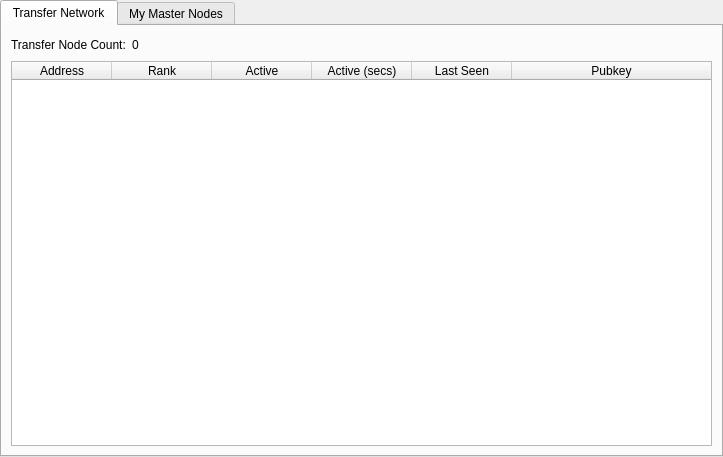
Before: the Qt Designer form src/qt/forms/masternodemanager.ui in transferdev/Transfercoin, drawn with Qt 5.
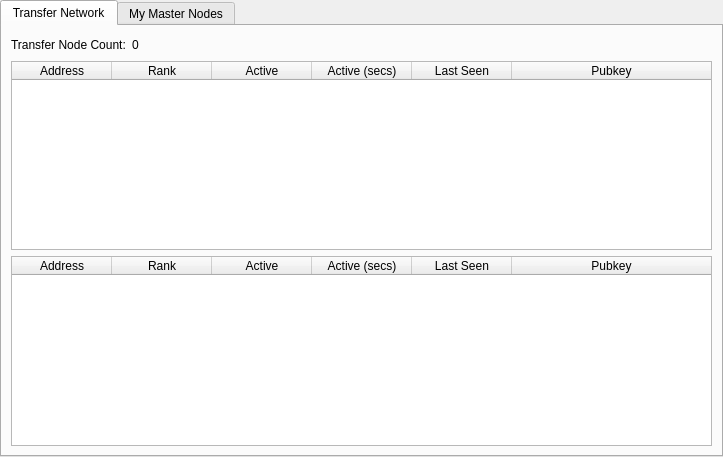
After: the same form once the commit is applied. The open tabs and pages were chosen to show the change.

```diff
--- a/src/qt/forms/masternodemanager.ui
+++ b/src/qt/forms/masternodemanager.ui
@@ -90,6 +90,55 @@
            </column>
           </widget>
          </item>
+         <item row="2" column="0">
+          <widget class="QTableWidget" name="tableWidget_3">
+           <property name="editTriggers">
+            <set>QAbstractItemView::NoEditTriggers</set>
+           </property>
+           <property name="alternatingRowColors">
+            <bool>true</bool>
+           </property>
+           <property name="selectionBehavior">
+            <enum>QAbstractItemView::SelectRows</enum>
+           </property>
+           <property name="sortingEnabled">
+            <bool>true</bool>
+           </property>
+           <attribute name="horizontalHeaderStretchLastSection">
+            <bool>true</bool>
+           </attribute>
+           <column>
+            <property name="text">
+             <string>Address</string>
+            </property>
+           </column>
+           <column>
+            <property name="text">
+             <string>Rank</string>
+            </property>
+           </column>
+           <column>
+            <property name="text">
+             <string>Active</string>
+            </property>
+           </column>
+           <column>
+            <property name="text">
+             <string>Active (secs)</string>
+            </property>
+           </column>
+           <column>
+            <property name="text">
+             <string>Last Seen</string>
+            </property>
+           </column>
+           <column>
+            <property name="text">
+             <string>Pubkey</string>
+            </property>
+           </column>
+          </widget>
+         </item>
          <item row="0" column="0">
           <layout class="QHBoxLayout" name="horizontalLayout_3">
            <property name="bottomMargin">
```
Left out of the diff: 10 changed lines with no effect on the pictures.
